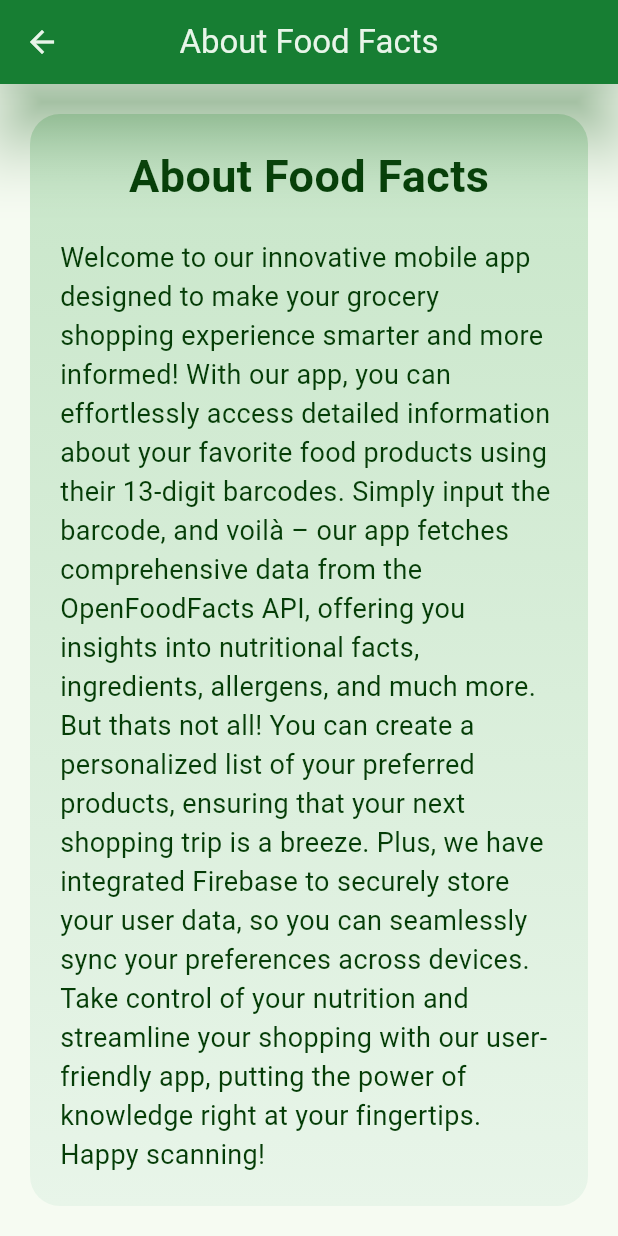
After one commit to afkocabas/Flutter-Term-Project, a Flutter app: the AboutPage screen opened by its route, on a phone screen of 412 x 824 dp. The commit adds this screen. Run offline on Flutter 3.47's test engine with Material 3 defaults, Android fonts, the phone set to English and light mode, and no system bars; drawn by our look-alikes of flutter_animate; our stand-ins replace cloud_firestore, firebase_auth, firebase_core, google_fonts, pin_code_fields; accounts and stored records are empty.

Commit message:
End of the project

```diff
--- /dev/null
+++ b/lib/Pages/about_page.dart
@@ -0,0 +1,59 @@
+import 'package:flutter/material.dart';
+import 'package:flutter_animate/flutter_animate.dart';
+
+const String aboutText =
+    'Welcome to our innovative mobile app designed to make your grocery shopping experience smarter and more informed! With our app, you can effortlessly access detailed information about your favorite food products using their 13-digit barcodes. Simply input the barcode, and voilà – our app fetches comprehensive data from the OpenFoodFacts API, offering you insights into nutritional facts, ingredients, allergens, and much more. But thats not all! You can create a personalized list of your preferred products, ensuring that your next shopping trip is a breeze. Plus, we have integrated Firebase to securely store your user data, so you can seamlessly sync your preferences across devices. Take control of your nutrition and streamline your shopping with our user-friendly app, putting the power of knowledge right at your fingertips. Happy scanning!';
+
+class AboutPage extends StatelessWidget {
+  const AboutPage({super.key});
+
+  @override
+  Widget build(BuildContext context) {
+    return Scaffold(
+      appBar: AppBar(
+        title: const Text('About Food Facts'),
+        centerTitle: true,
+      ),
+      body: Container(
+        alignment: Alignment.center,
+        padding: const EdgeInsets.all(20),
+        margin: const EdgeInsets.all(20),
+        width: MediaQuery.of(context).size.width,
+        // add gradient to the background
+        decoration: BoxDecoration(
+          borderRadius: BorderRadius.circular(20),
+          gradient: LinearGradient(
+            colors: [
+              Colors.green.shade100,
+              Colors.green.shade50,
+            ],
+            begin: Alignment.topCenter,
+            end: Alignment.bottomCenter,
+          ),
+        ),
+        child: const Column(
+          mainAxisAlignment: MainAxisAlignment.start,
+          children: [
+            Text(
+              'About Food Facts',
+              style: TextStyle(
+                color: Color.fromARGB(255, 5, 61, 7),
+                fontSize: 30,
+                fontWeight: FontWeight.bold,
+              ),
+            ),
+            SizedBox(height: 20),
+            Text(
+              aboutText,
+              style: TextStyle(
+                color: Color.fromARGB(255, 5, 61, 7),
+                fontSize: 18,
+              ),
+            ),
+          ],
+        ).animate().fadeIn(
+            duration: const Duration(seconds: 1), curve: Curves.easeInOutCubic),
+      ),
+    );
+  }
+}
--- a/lib/Pages/home_page.dart
+++ b/lib/Pages/home_page.dart
@@ -91,6 +91,7 @@ class _HomePageState extends State<HomePage> {
                 title: const Text('Search'),
                 onTap: () {
                   Navigator.pop(context);
+                  searchFoodScreen(context);
                 },
               ),
               // add a divider
@@ -104,10 +105,11 @@ class _HomePageState extends State<HomePage> {
               ),
               const Divider(),
               ListTile(
-                leading: const Icon(Icons.settings),
-                title: const Text('Settings'),
+                leading: const Icon(Icons.info),
+                title: const Text('About'),
                 onTap: () {
                   Navigator.pop(context);
+                  Navigator.pushNamed(context, '/about');
                 },
               ),
               ListTile(
--- a/lib/Widgets/food_card.dart
+++ b/lib/Widgets/food_card.dart
@@ -14,7 +14,7 @@ class FoodCard extends StatelessWidget {
     4: Colors.red.shade100,
   };
   final Food food;
-  final int novaGroup;
+  final int? novaGroup;
   FoodCard({required this.food, super.key})
       : novaGroup = food.nutriments['nova-group'];
 
@@ -50,8 +50,9 @@ class FoodCard extends StatelessWidget {
             borderRadius: BorderRadius.circular(20),
           ),
           child: ListTile(
-            tileColor:
-                novaGroup != null ? novaColors[novaGroup] : Colors.grey[100],
+            tileColor: novaGroup != null
+                ? novaColors[novaGroup!]
+                : Colors.grey.shade200,
             leading: SizedBox(height: 50, width: 50, child: food.image),
             trailing: Text(
               '${food.calories} kcal',
--- a/lib/main.dart
+++ b/lib/main.dart
@@ -1,4 +1,5 @@
 import 'package:flutter/material.dart';
+import 'package:project/Pages/about_page.dart';
 import 'package:project/Pages/home_page.dart';
 import 'package:project/Pages/log_in_page.dart';
 import 'package:project/Pages/sign_up_page.dart';
@@ -32,6 +33,7 @@ class MyApp extends StatelessWidget {
           '/signup': (context) => const SignUpPage(),
           '/home': (context) => const HomePage(),
           '/user': (context) => const UserPage(),
+          '/about': (context) => const AboutPage(),
         },
         title: 'Food Facts',
         theme: ThemeData(
```
Also changed, not shown: pubspec.lock.
